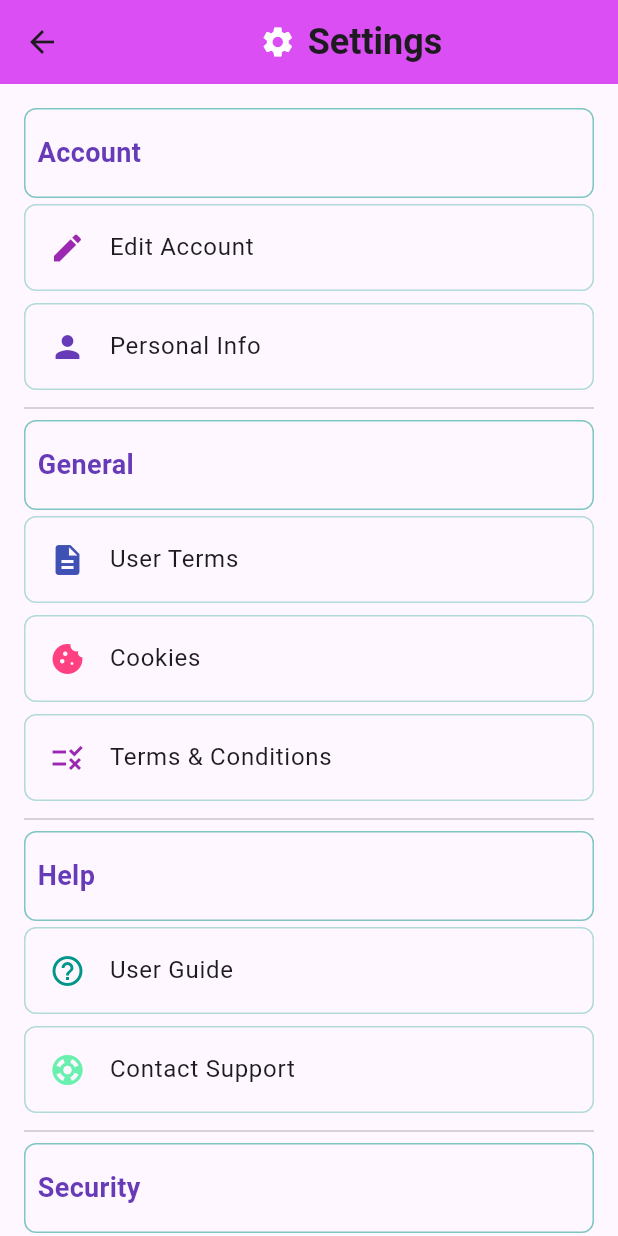
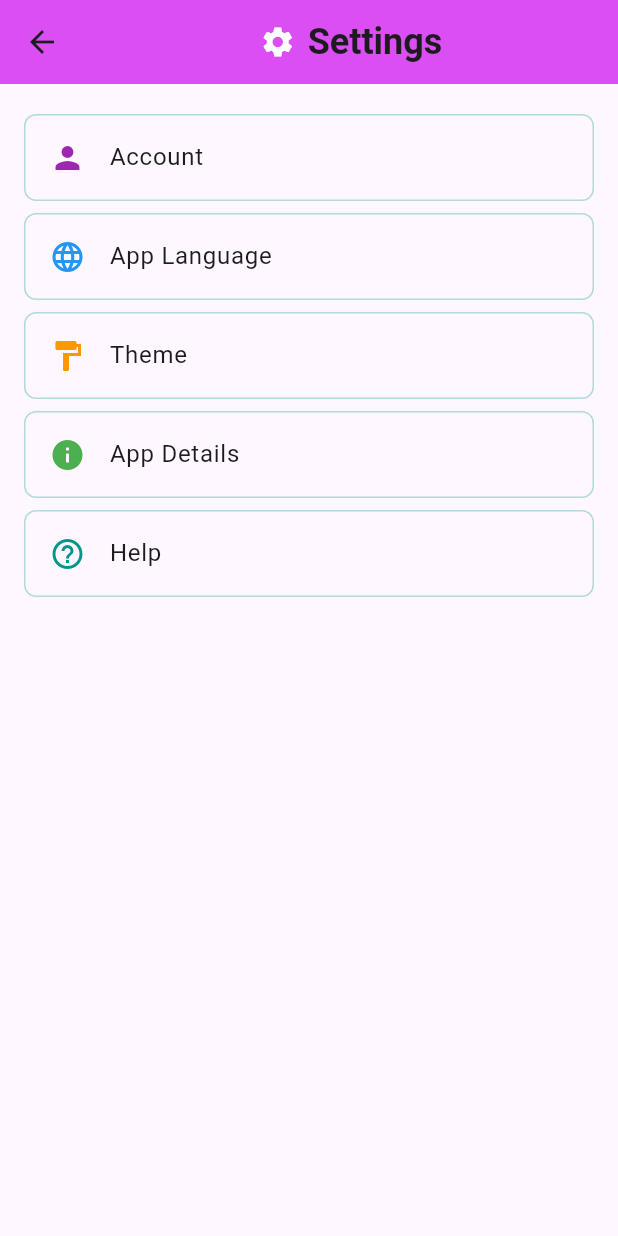
Before and after one commit to SpoorthyS1/Social_Nest, a Flutter app: the screen it shows once a user with an empty profile is signed in, item 2 of the bottom bar chosen, on a phone screen of 412 x 824 dp. Run offline on Flutter 3.47's test engine with Material 3 defaults, Android fonts, the light colour scheme and no system bars; our stand-ins replace firebase_auth, firebase_core, geocoding, geolocator; accounts and stored records are empty.

Commit message:
Updated settings page

```diff
--- a/lib/pages/Settings.dart
+++ b/lib/pages/Settings.dart
@@ -1,13 +1,17 @@
 import 'package:flutter/material.dart';
 
 class Settings extends StatelessWidget {
+  const Settings({super.key});
+
   @override
   Widget build(BuildContext context) {
-    return SettingsPage(); // Directly return the SettingsPage
+    return const SettingsPage(); // Directly return the SettingsPage
   }
 }
 
 class SettingsPage extends StatelessWidget {
+  const SettingsPage({super.key});
+
   @override
   Widget build(BuildContext context) {
     return Scaffold(
@@ -15,147 +19,60 @@ class SettingsPage extends StatelessWidget {
         title: Row(
           mainAxisAlignment: MainAxisAlignment.center,
           children: [
-            Icon(Icons.settings, color: Colors.white), // Added settings icon
+            Icon(Icons.settings, color: Colors.white),
             SizedBox(width: 8.0),
             Text(
               'Settings',
               style: TextStyle(
-                fontSize: 24.0, // Increased font size
+                fontSize: 24.0,
                 fontWeight: FontWeight.bold,
               ),
             ),
           ],
         ),
         backgroundColor: const Color.fromARGB(255, 218, 78, 243),
-        // Default back button will appear here
       ),
       body: ListView(
         padding: EdgeInsets.all(16.0),
         children: [
-          // Account Section
-          SectionHeader(title: 'Account'),
           SettingsTile(
-            title: 'Edit Account',
-            icon: Icons.edit,
+            title: 'Account',
+            icon: Icons.person,
             iconColor: Colors.purple,
             onTap: () {
-              _navigateTo(context, 'Edit Account');
+              _navigateTo(context, 'Account');
             },
           ),
           SettingsTile(
-            title: 'Personal Info',
-            icon: Icons.person,
-            iconColor: Colors.deepPurple,
+            title: 'App Language',
+            icon: Icons.language,
+            iconColor: Colors.blue,
             onTap: () {
-              _navigateTo(context, 'Personal Info');
-            },
-          ),
-          Divider(),
-
-          // General Section
-          SectionHeader(title: 'General'),
-          SettingsTile(
-            title: 'User Terms',
-            icon: Icons.description,
-            iconColor: Colors.indigo,
-            onTap: () {
-              _navigateTo(context, 'User Terms');
+              _navigateTo(context, 'App Language');
             },
           ),
           SettingsTile(
-            title: 'Cookies',
-            icon: Icons.cookie,
-            iconColor: Colors.pinkAccent,
+            title: 'Theme',
+            icon: Icons.format_paint,
+            iconColor: Colors.orange,
             onTap: () {
-              _navigateTo(context, 'Cookies');
+              _navigateTo(context, 'Theme');
             },
           ),
           SettingsTile(
-            title: 'Terms & Conditions',
-            icon: Icons.rule,
-            iconColor: Colors.purple,
+            title: 'App Details',
+            icon: Icons.info,
+            iconColor: Colors.green,
             onTap: () {
-              _navigateTo(context, 'Terms & Conditions');
+              _navigateTo(context, 'App Details');
             },
           ),
-          Divider(),
-
-          // Help Section
-          SectionHeader(title: 'Help'),
           SettingsTile(
-            title: 'User Guide',
+            title: 'Help',
             icon: Icons.help_outline,
             iconColor: Colors.teal,
             onTap: () {
-              _navigateTo(context, 'User Guide');
-            },
-          ),
-          SettingsTile(
-            title: 'Contact Support',
-            icon: Icons.support,
-            iconColor: Colors.greenAccent,
-            onTap: () {
-              _navigateTo(context, 'Contact Support');
-            },
-          ),
-          Divider(),
-
-          // Security Section
-          SectionHeader(title: 'Security'),
-          SettingsTile(
-            title: 'Change Password',
-            icon: Icons.lock,
-            iconColor: Colors.redAccent,
-            onTap: () {
-              _navigateTo(context, 'Change Password');
-            },
-          ),
-          SettingsTile(
-            title: 'Enable Two-Factor Authentication',
-            icon: Icons.security,
-            iconColor: Colors.cyan,
-            onTap: () {
-              _navigateTo(context, 'Two-Factor Authentication');
-            },
-          ),
-          Divider(),
-
-          // Notifications Section
-          SectionHeader(title: 'Notifications'),
-          SettingsTile(
-            title: 'Push Notifications',
-            icon: Icons.notifications,
-            iconColor: Colors.orangeAccent,
-            onTap: () {
-              _navigateTo(context, 'Push Notifications');
-            },
-          ),
-          SettingsTile(
-            title: 'Email Notifications',
-            icon: Icons.email,
-            iconColor: Colors.blueAccent,
-            onTap: () {
-              _navigateTo(context, 'Email Notifications');
-            },
-          ),
-          Divider(),
-
-          // Privacy Section
-          SectionHeader(title: 'Privacy'),
-          SettingsTile(
-            title: 'Privacy Policy',
-            icon: Icons.privacy_tip,
-            iconColor: Colors.deepPurpleAccent,
-            onTap: () {
-              _navigateTo(context, 'Privacy Policy');
-            },
-          ),
-          SettingsTile(
-            title: 'Data Sharing Preferences',
-            icon: Icons.share,
-            iconColor: Colors.lime,
-            onTap: () {
-              _navigateTo(context, 'Data Sharing Preferences');
+              _navigateTo(context, 'Help');
             },
           ),
         ],
@@ -163,40 +80,11 @@ class SettingsPage extends StatelessWidget {
     );
   }
 
-  // Navigation method to simulate action when an option is tapped
   void _navigateTo(BuildContext context, String title) {
     Navigator.push(
       context,
       MaterialPageRoute(
         builder: (context) => DetailsPage(title: title),
-      ),
-    );
-  }
-}
-
-class SectionHeader extends StatelessWidget {
-  final String title;
-
-  const SectionHeader({required this.title});
-
-  @override
-  Widget build(BuildContext context) {
-    return Container(
-      padding: EdgeInsets.symmetric(vertical: 8.0),
-      decoration: BoxDecoration(
-        border: Border.all(color: Colors.teal.withOpacity(0.5), width: 1.0),
-        borderRadius: BorderRadius.circular(8.0),
-      ),
-      child: Padding(
-        padding: const EdgeInsets.all(8.0),
-        child: Text(
-          title,
-          style: TextStyle(
-            fontSize: 18.0,
-            fontWeight: FontWeight.bold,
-            color: Colors.deepPurple,
-          ),
-        ),
       ),
     );
   }
@@ -209,6 +97,7 @@ class SettingsTile extends StatelessWidget {
   final Color iconColor;
 
   const SettingsTile({
+    super.key,
     required this.title,
     required this.icon,
     required this.onTap,
@@ -235,21 +124,156 @@ class SettingsTile extends StatelessWidget {
 class DetailsPage extends StatelessWidget {
   final String title;
 
-  const DetailsPage({required this.title});
+  const DetailsPage({super.key, required this.title});
 
   @override
   Widget build(BuildContext context) {
+    Widget content;
+
+    switch (title) {
+      case 'Account':
+        content = ListView(
+          padding: EdgeInsets.all(16.0),
+          children: [
+            SettingsTile(
+              title: 'Profile',
+              icon: Icons.person,
+              iconColor: Colors.purple,
+              onTap: () {},
+            ),
+            SettingsTile(
+              title: 'Change Password',
+              icon: Icons.lock,
+              iconColor: Colors.red,
+              onTap: () {},
+            ),
+            SettingsTile(
+              title: 'Two-Step Verification',
+              icon: Icons.security,
+              iconColor: Colors.green,
+              onTap: () {},
+            ),
+          ],
+        );
+        break;
+
+      case 'App Language':
+        content = ListView(
+          padding: EdgeInsets.all(16.0),
+          children: [
+            SettingsTile(
+              title: 'English',
+              icon: Icons.language,
+              iconColor: Colors.blue,
+              onTap: () {},
+            ),
+            SettingsTile(
+              title: 'Kannada',
+              icon: Icons.language,
+              iconColor: Colors.orange,
+              onTap: () {},
+            ),
+            SettingsTile(
+              title: 'Hindi',
+              icon: Icons.language,
+              iconColor: Colors.pink,
+              onTap: () {},
+            ),
+          ],
+        );
+        break;
+
+      case 'Theme':
+        content = ListView(
+          padding: EdgeInsets.all(16.0),
+          children: [
+            SettingsTile(
+              title: 'Dark Mode',
+              icon: Icons.dark_mode,
+              iconColor: Colors.black,
+              onTap: () {},
+            ),
+            SettingsTile(
+              title: 'Light Mode',
+              icon: Icons.light_mode,
+              iconColor: Colors.yellow,
+              onTap: () {},
+            ),
+          ],
+        );
+        break;
+
+      case 'App Details':
+        content = Padding(
+          padding: EdgeInsets.all(16.0),
+          child: Column(
+            crossAxisAlignment: CrossAxisAlignment.start,
+            children: [
+              Text(
+                'App Version: 1.0.0',
+                style: TextStyle(fontSize: 18.0),
+              ),
+              SizedBox(height: 8.0),
+              Text(
+                'Build Number: 100',
+                style: TextStyle(fontSize: 18.0),
+              ),
+              SizedBox(height: 16.0),
+              Text(
+                'App Information:',
+                style: TextStyle(fontSize: 18.0, fontWeight: FontWeight.bold),
+              ),
+              SizedBox(height: 8.0),
+              Text(
+                'This app is designed to provide users with a seamless and intuitive experience for managing their settings. It includes features for account customization, language preferences, theme selection, and access to helpful resources.',
+                style: TextStyle(fontSize: 16.0),
+              ),
+            ],
+          ),
+        );
+        break;
+
+      case 'Help':
+        content = ListView(
+          padding: EdgeInsets.all(16.0),
+          children: [
+            SettingsTile(
+              title: 'User Guide',
+              icon: Icons.book,
+              iconColor: Colors.blueAccent,
+              onTap: () {},
+            ),
+            SettingsTile(
+              title: 'Contact for Help',
+              icon: Icons.contact_support,
+              iconColor: Colors.green,
+              onTap: () {},
+            ),
+            SettingsTile(
+              title: 'Feedback',
+              icon: Icons.feedback,
+              iconColor: Colors.orange,
+              onTap: () {},
+            ),
+          ],
+        );
+        break;
+
+      default:
+        content = Center(
+          child: Text(
+            'This is the $title page.',
+            style: TextStyle(fontSize: 18.0),
+          ),
+        );
+    }
+
     return Scaffold(
       appBar: AppBar(
         title: Text(title),
         backgroundColor: Colors.purpleAccent,
       ),
-      body: Center(
-        child: Text(
-          'This is the $title page.',
-          style: TextStyle(fontSize: 18.0),
-        ),
-      ),
+      body: content,
     );
   }
 }
```
